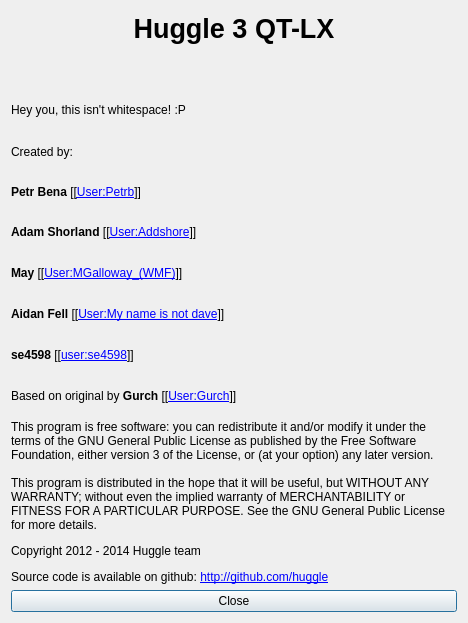
Old version of the form huggle/aboutform.ui in the repository huggle/huggle3-qt-lx.
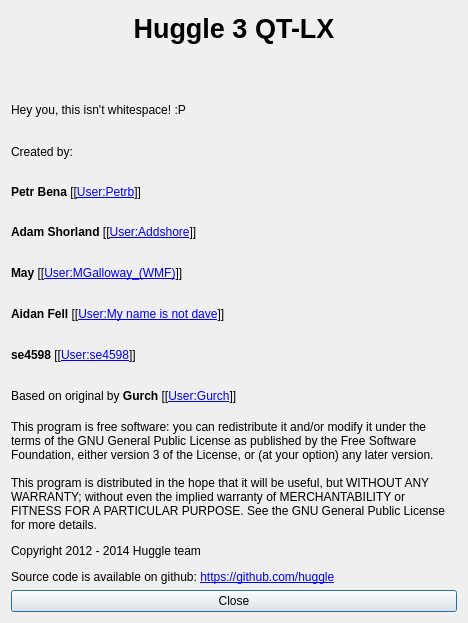
New version of the form. Icons and pictures are not drawn.

The edit to the form file:
```diff
--- a/huggle/aboutform.ui
+++ b/huggle/aboutform.ui
@@ -116,7 +116,7 @@
    <item>
     <widget class="QLabel" name="label_11">
      <property name="text">
-      <string>&lt;html&gt;&lt;head/&gt;&lt;body&gt;&lt;p&gt;&lt;span style=&quot; font-weight:600;&quot;&gt;se4598&lt;/span&gt; [[&lt;a href=&quot;http://de.wikipedia.org/wiki/User:se4598&quot;&gt;&lt;span style=&quot; text-decoration: underline; color:#0000ff;&quot;&gt;user:se4598&lt;/span&gt;&lt;/a&gt;]]&lt;/p&gt;&lt;/body&gt;&lt;/html&gt;</string>
+      <string>&lt;html&gt;&lt;head/&gt;&lt;body&gt;&lt;p&gt;&lt;span style=&quot; font-weight:600;&quot;&gt;se4598&lt;/span&gt; [[&lt;a href=&quot;https://de.wikipedia.org/wiki/User:se4598&quot;&gt;&lt;span style=&quot; text-decoration: underline; color:#0000ff;&quot;&gt;User:se4598&lt;/span&gt;&lt;/a&gt;]]&lt;/p&gt;&lt;/body&gt;&lt;/html&gt;</string>
      </property>
     </widget>
    </item>
@@ -130,7 +130,7 @@
    <item>
     <widget class="QLabel" name="label_5">
      <property name="text">
-      <string>&lt;html&gt;&lt;head/&gt;&lt;body&gt;&lt;p&gt;This program is free software: you can redistribute it and/or modify it under the terms of the GNU General Public License as published by the Free Software Foundation, either version 3 of the License, or (at your option) any later version.&lt;br/&gt;&lt;br/&gt;This program is distributed in the hope that it will be useful, but WITHOUT ANY WARRANTY; without even the implied warranty of MERCHANTABILITY or FITNESS FOR A PARTICULAR PURPOSE. See the GNU General Public License for more details. &lt;/p&gt;&lt;p&gt;Copyright 2012 - 2014 Huggle team&lt;/p&gt;&lt;p&gt;Source code is available on github: &lt;a href=&quot;http://github.com/huggle&quot;&gt;&lt;span style=&quot; text-decoration: underline; color:#0000ff;&quot;&gt;http://github.com/huggle&lt;/span&gt;&lt;/a&gt;&lt;/p&gt;&lt;/body&gt;&lt;/html&gt;</string>
+      <string>&lt;html&gt;&lt;head/&gt;&lt;body&gt;&lt;p&gt;This program is free software: you can redistribute it and/or modify it under the terms of the GNU General Public License as published by the Free Software Foundation, either version 3 of the License, or (at your option) any later version.&lt;br/&gt;&lt;br/&gt;This program is distributed in the hope that it will be useful, but WITHOUT ANY WARRANTY; without even the implied warranty of MERCHANTABILITY or FITNESS FOR A PARTICULAR PURPOSE. See the GNU General Public License for more details. &lt;/p&gt;&lt;p&gt;Copyright 2012 - 2014 Huggle team&lt;/p&gt;&lt;p&gt;Source code is available on github: &lt;a href=&quot;https://github.com/huggle&quot;&gt;&lt;span style=&quot; text-decoration: underline; color:#0000ff;&quot;&gt;https://github.com/huggle&lt;/span&gt;&lt;/a&gt;&lt;/p&gt;&lt;/body&gt;&lt;/html&gt;</string>
      </property>
      <property name="wordWrap">
       <bool>true</bool>
```
Left out of the diff: 10 changed lines with no effect on the pictures.
